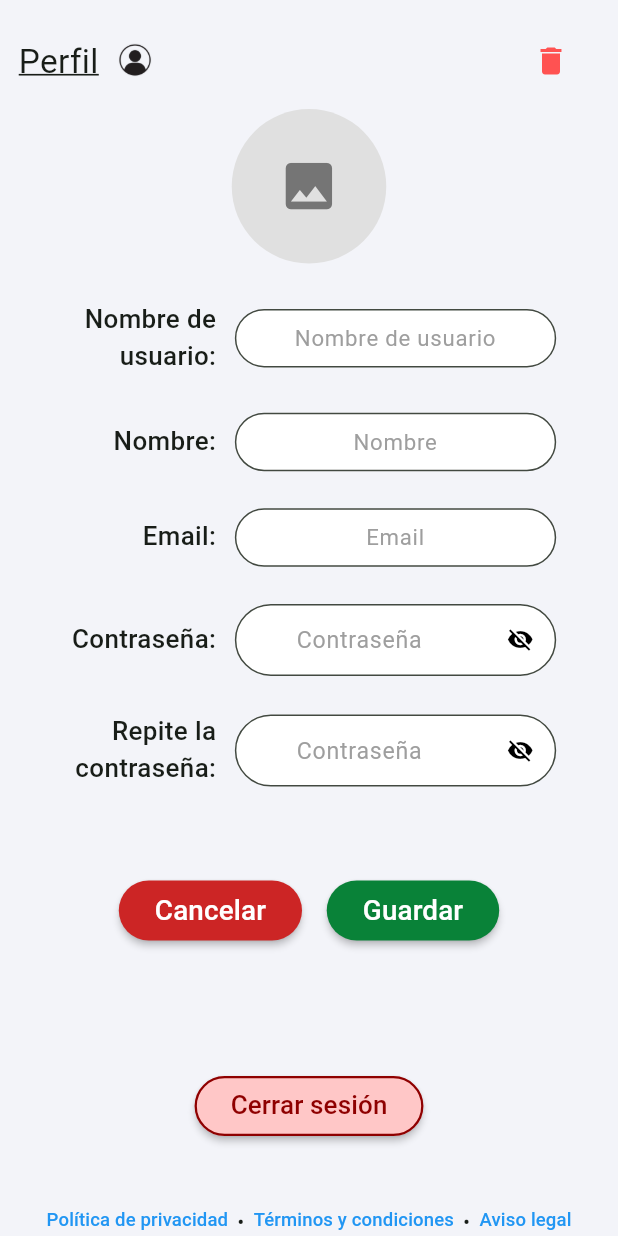
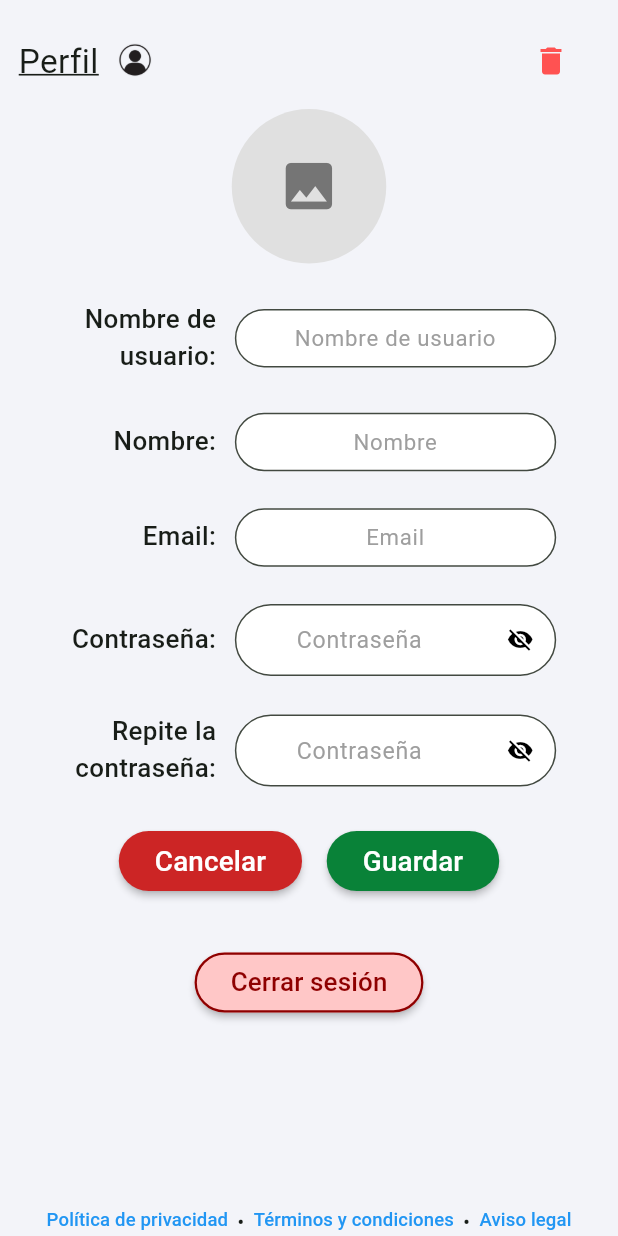
Before and after one commit to ntsec7/Dego, a Flutter app: the Profile screen opened by its route, on a phone screen of 412 x 824 dp. Run offline on Flutter 3.47's test engine with Material 3 defaults, Android fonts, the phone set to English and light mode, and no system bars; our stand-ins replace flutter_riverpod, google_fonts, image_picker, supabase_flutter; accounts and stored records are empty; Roboto replaces fonts that are missing (Arial).

```diff
--- a/lib/screens/profile.dart
+++ b/lib/screens/profile.dart
@@ -629,7 +629,7 @@ Widget build(BuildContext context) {
                             ),
                           ],),
 
-                          SizedBox(height: screenHeight * 0.07),
+                          SizedBox(height: screenHeight * 0.03),
 
                         // BOTONES
                         Row(
@@ -737,7 +737,7 @@ Widget build(BuildContext context) {
                     ),
                     ),
 
-                    SizedBox(height: web ? screenHeight * 0.03 : screenHeight * 0.1),
+                    SizedBox(height: web ? screenHeight * 0.03 : screenHeight * 0.04),
 
                   //CERRAR SESION
                     ElevatedButton(
--- a/lib/screens/reset_password.dart
+++ b/lib/screens/reset_password.dart
@@ -262,7 +262,8 @@ class _ResetPassword extends ConsumerState<ResetPassword> {
                 SnackBar(content: Text(context.lang.contra_cambiada)),
               );
 
-              Navigator.of(context).pushReplacementNamed('mainContainer');
+              Navigator.pop(context);
+              // Navigator.of(context).pushReplacementNamed('mainContainer');
 
             } catch (e) {
               // Error
```
